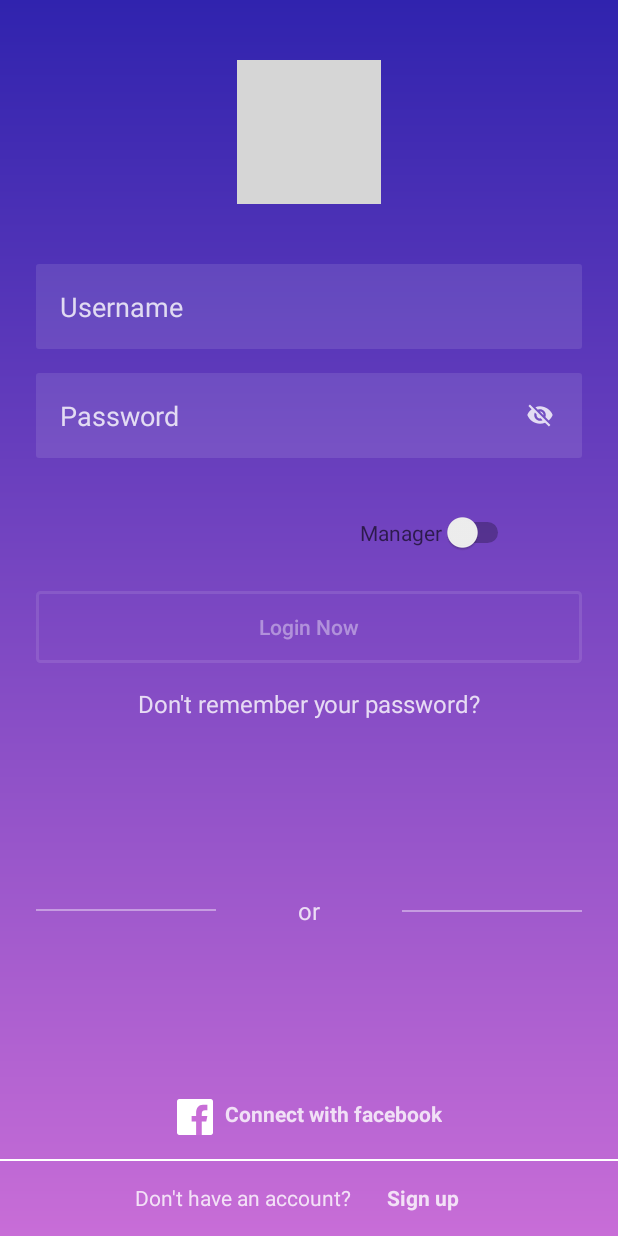
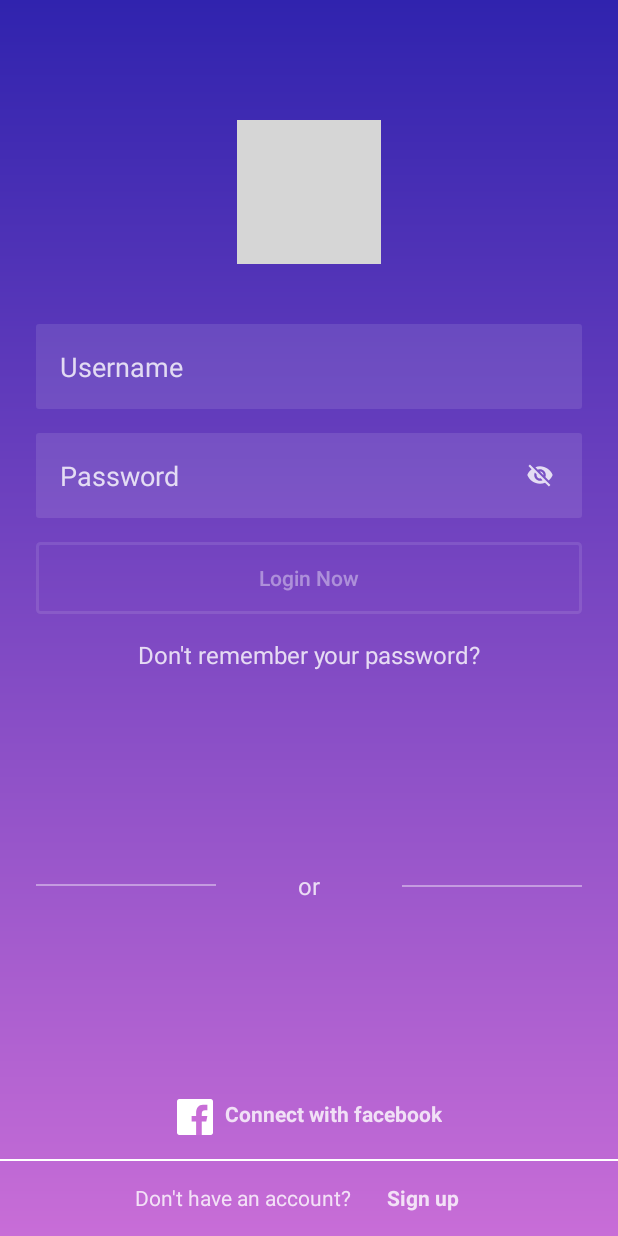
Before and after one commit to stefaniafiriza/Clothes-Ordering-Application, an Android app: the LoginActivity screen opened directly, with no data from a screen before it, on a phone screen of 412 x 824 dp. Run offline under Robolectric (Android 15) with nearby library versions, the phone set to English and light mode, and no system bars; our stand-ins replace Volley; grey boxes are pictures that could not be loaded.

Commit message:
Fixed issue from register activity

```diff
--- a/app/build.gradle
+++ b/app/build.gradle
@@ -24,8 +24,12 @@ dependencies {
     implementation 'androidx.appcompat:appcompat:1.1.0'
     implementation 'androidx.constraintlayout:constraintlayout:1.1.3'
     testImplementation 'junit:junit:4.12'
+    testImplementation 'androidx.test:core:1.2.0'
+    testImplementation 'org.mockito:mockito-core:1.10.19'
     androidTestImplementation 'androidx.test.ext:junit:1.1.1'
     androidTestImplementation 'androidx.test.espresso:espresso-core:3.2.0'
+    androidTestImplementation 'com.android.support:support-annotations:28.0.0'
+    androidTestImplementation 'com.android.support.test:runner:1.0.2'
     implementation 'com.android.volley:volley:1.1.1'
     implementation 'com.google.android.material:material:1.1.0'
     implementation 'androidx.lifecycle:lifecycle-extensions:2.2.0'
--- a/app/src/main/java/com/example/clothesorderingapplication/LoginActivity.java
+++ b/app/src/main/java/com/example/clothesorderingapplication/LoginActivity.java
@@ -27,8 +27,6 @@ public class LoginActivity extends AppCompatActivity {
     protected Button Login;
     protected EditText Username;
     protected EditText Password;
-    protected Switch aSwitch;
-    protected EditText Manager;
     protected TextView Facebook;
 
     @Override
@@ -43,28 +41,12 @@ public class LoginActivity extends AppCompatActivity {
 
         final API api = new API(this);
 
-        aSwitch = findViewById(R.id.switch2);
-        Manager = findViewById(R.id.code);
         Facebook = findViewById(R.id.facebook_login);
 
         Facebook.setOnClickListener(new View.OnClickListener() {
             @Override
             public void onClick(View v) {
                 startActivity(new Intent(LoginActivity.this, FacebookActivity.class));
-            }
-        });
-
-        aSwitch.setOnCheckedChangeListener(new CompoundButton.OnCheckedChangeListener() {
-            @Override
-            public void onCheckedChanged(CompoundButton buttonView, boolean isChecked) {
-                if (isChecked) {
-                    Login.setOnClickListener(new View.OnClickListener() {
-                        @Override
-                        public void onClick(View v) {
-                            startActivity(new Intent(LoginActivity.this, ManagerActivity.class));
-                        }
-                    });
-                }
             }
         });
 
@@ -89,8 +71,12 @@ public class LoginActivity extends AppCompatActivity {
                                 }
                                 User user = User.fromJSONObject(resp);
                                 // go to next activity
+                                if(!user.getManagerCode().equals("")) {
+                                    startActivity(new Intent(LoginActivity.this, ManagerActivity.class));
+                                }else{
+                                    startActivity(new Intent(LoginActivity.this, HomeActivity.class));
+                                }
 
-                                startActivity(new Intent(LoginActivity.this, HomeActivity.class));
                             }
 
                             @Override
@@ -110,14 +96,5 @@ public class LoginActivity extends AppCompatActivity {
                 startActivity(new Intent(LoginActivity.this, RegistrationActivity.class));
             }
         });
-
-        Manager.setVisibility(View.INVISIBLE);
-        aSwitch.setOnClickListener(new View.OnClickListener() {
-            @Override
-            public void onClick(View v) {
-                Manager.setVisibility(View.VISIBLE);
-                aSwitch.setVisibility(View.INVISIBLE);
-            }
-        });
     }
 }
--- a/app/src/main/java/com/example/clothesorderingapplication/api/API.java
+++ b/app/src/main/java/com/example/clothesorderingapplication/api/API.java
@@ -86,7 +86,7 @@ public class API {
         if (!codeManager.equals("")){
             type = Integer.toString(Utils.typeToInt(Type.MANAGER));
         }else{
-            codeManager = "0";
+            codeManager = "";
         }
         String url = createURL("/api/register", parametersToURL(
                 new String[]{"username", "password", "name", "email", "type", "phoneNumber", "codeManager"},
--- a/app/src/main/java/com/example/clothesorderingapplication/api/Utils.java
+++ b/app/src/main/java/com/example/clothesorderingapplication/api/Utils.java
@@ -9,8 +9,8 @@ import org.json.JSONException;
 import org.json.JSONObject;
 
 public class Utils {
-    static String api_key = "";
-    static String url = "http://192.168.0.171:8080";
+    static String api_key = "1234";
+    static String url = "http://192.168.1.4:8080";
 
     public static JSONObject responseToJSON(String response) {
         try {
--- a/app/src/main/res/layout/activity_login.xml
+++ b/app/src/main/res/layout/activity_login.xml
@@ -25,7 +25,7 @@
         android:id="@+id/icon"
         android:layout_width="wrap_content"
         android:layout_height="wrap_content"
-        android:layout_marginTop="40dp"
+        android:layout_marginTop="80dp"
         android:contentDescription="@string/logo"
         android:src="@drawable/ic_flattr"
         app:layout_constraintEnd_toStartOf="@+id/guideline_right"
@@ -65,33 +65,6 @@
         android:autofillHints=""
         tools:targetApi="o" />
 
-    <EditText
-        android:id="@+id/code"
-        android:layout_width="0dp"
-        android:layout_height="wrap_content"
-        android:layout_marginTop="16dp"
-        android:autofillHints=""
-        android:background="@drawable/et_bg"
-        android:hint="@string/manager_code"
-        android:inputType="textShortMessage"
-        android:padding="16dp"
-        android:textColorHint="@color/login_form_details"
-        app:layout_constraintEnd_toStartOf="@id/guideline_right"
-        app:layout_constraintStart_toStartOf="@id/guideline_left"
-        app:layout_constraintTop_toBottomOf="@+id/password"
-        tools:targetApi="o" />
-
-    <Switch
-        android:id="@+id/switch2"
-        android:layout_width="wrap_content"
-        android:layout_height="wrap_content"
-        android:layout_marginStart="216dp"
-        android:hint="@string/manager"
-        app:layout_constraintBottom_toBottomOf="@+id/code"
-        app:layout_constraintStart_toStartOf="@+id/guideline_left"
-        app:layout_constraintTop_toTopOf="@+id/code"
-        app:layout_constraintVertical_bias="0.689" />
-
     <Button
         android:id="@+id/btn_login"
         android:layout_width="0dp"
@@ -103,7 +76,7 @@
         android:textColor="@color/login_form_details_medium"
         app:layout_constraintEnd_toStartOf="@+id/guideline_right"
         app:layout_constraintStart_toStartOf="@+id/guideline_left"
-        app:layout_constraintTop_toBottomOf="@id/code" />
+        app:layout_constraintTop_toBottomOf="@id/password" />
 
     <TextView
         android:id="@+id/forgot_password"
```
